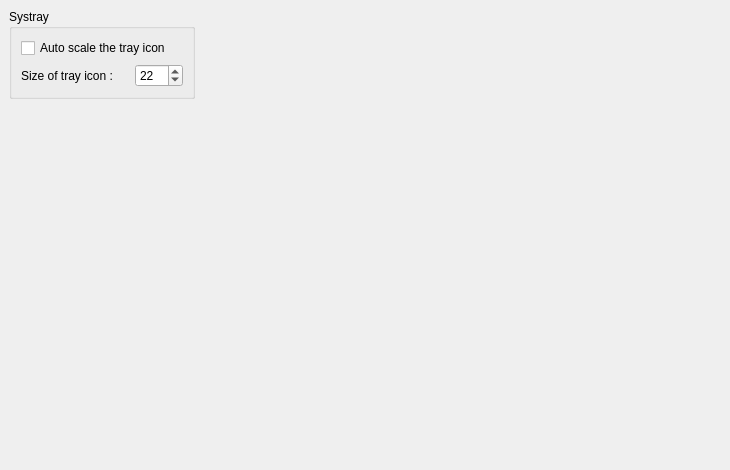
Fruneau/qRezix, file modules/tray/rzxtrayprop.ui: the form before one commit.
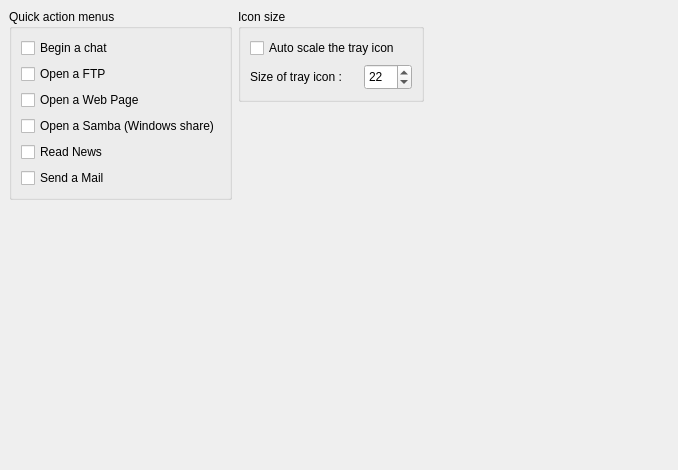
The form after the commit.

Diff of the .ui file:
```diff
--- a/modules/tray/rzxtrayprop.ui
+++ b/modules/tray/rzxtrayprop.ui
@@ -8,7 +8,7 @@
    <rect>
     <x>0</x>
     <y>0</y>
-    <width>730</width>
+    <width>678</width>
     <height>470</height>
    </rect>
   </property>
@@ -22,26 +22,26 @@
    <property name="spacing" >
     <number>6</number>
    </property>
-   <item row="1" column="0" >
+   <item row="0" column="2" >
     <spacer>
      <property name="orientation" >
-      <enum>Qt::Vertical</enum>
+      <enum>Qt::Horizontal</enum>
      </property>
      <property name="sizeHint" >
       <size>
-       <width>186</width>
-       <height>331</height>
+       <width>40</width>
+       <height>20</height>
       </size>
      </property>
     </spacer>
    </item>
-   <item row="0" column="0" >
-    <widget class="QGroupBox" name="groupSystray" >
+   <item row="0" column="1" >
+    <widget class="QGroupBox" name="groupSize" >
      <property name="whatsThis" >
       <string>&lt;h3>Systray&lt;/h3>&lt;p>Do you want to have qRezix reduced to an icon in the systray ?&lt;/p></string>
      </property>
      <property name="title" >
-      <string>Systray</string>
+      <string>Icon size</string>
      </property>
      <layout class="QGridLayout" >
       <property name="margin" >
@@ -109,15 +109,85 @@
      </layout>
     </widget>
    </item>
-   <item row="0" column="1" >
+   <item rowspan="2" row="1" column="1" >
     <spacer>
      <property name="orientation" >
-      <enum>Qt::Horizontal</enum>
+      <enum>Qt::Vertical</enum>
      </property>
      <property name="sizeHint" >
       <size>
-       <width>421</width>
-       <height>66</height>
+       <width>186</width>
+       <height>331</height>
+      </size>
+     </property>
+    </spacer>
+   </item>
+   <item rowspan="2" row="0" column="0" >
+    <widget class="QGroupBox" name="groupQuickAction" >
+     <property name="title" >
+      <string>Quick action menus</string>
+     </property>
+     <layout class="QGridLayout" >
+      <property name="margin" >
+       <number>9</number>
+      </property>
+      <property name="spacing" >
+       <number>6</number>
+      </property>
+      <item row="4" column="0" >
+       <widget class="QCheckBox" name="cbQuickNews" >
+        <property name="text" >
+         <string>Read News</string>
+        </property>
+       </widget>
+      </item>
+      <item row="5" column="0" >
+       <widget class="QCheckBox" name="cbQuickMail" >
+        <property name="text" >
+         <string>Send a Mail</string>
+        </property>
+       </widget>
+      </item>
+      <item row="3" column="0" >
+       <widget class="QCheckBox" name="cbQuickSamba" >
+        <property name="text" >
+         <string>Open a Samba (Windows share)</string>
+        </property>
+       </widget>
+      </item>
+      <item row="2" column="0" >
+       <widget class="QCheckBox" name="cbQuickHttp" >
+        <property name="text" >
+         <string>Open a Web Page</string>
+        </property>
+       </widget>
+      </item>
+      <item row="1" column="0" >
+       <widget class="QCheckBox" name="cbQuickFtp" >
+        <property name="text" >
+         <string>Open a FTP</string>
+        </property>
+       </widget>
+      </item>
+      <item row="0" column="0" >
+       <widget class="QCheckBox" name="cbQuickChat" >
+        <property name="text" >
+         <string>Begin a chat</string>
+        </property>
+       </widget>
+      </item>
+     </layout>
+    </widget>
+   </item>
+   <item row="2" column="0" >
+    <spacer>
+     <property name="orientation" >
+      <enum>Qt::Vertical</enum>
+     </property>
+     <property name="sizeHint" >
+      <size>
+       <width>20</width>
+       <height>201</height>
       </size>
      </property>
     </spacer>
```
